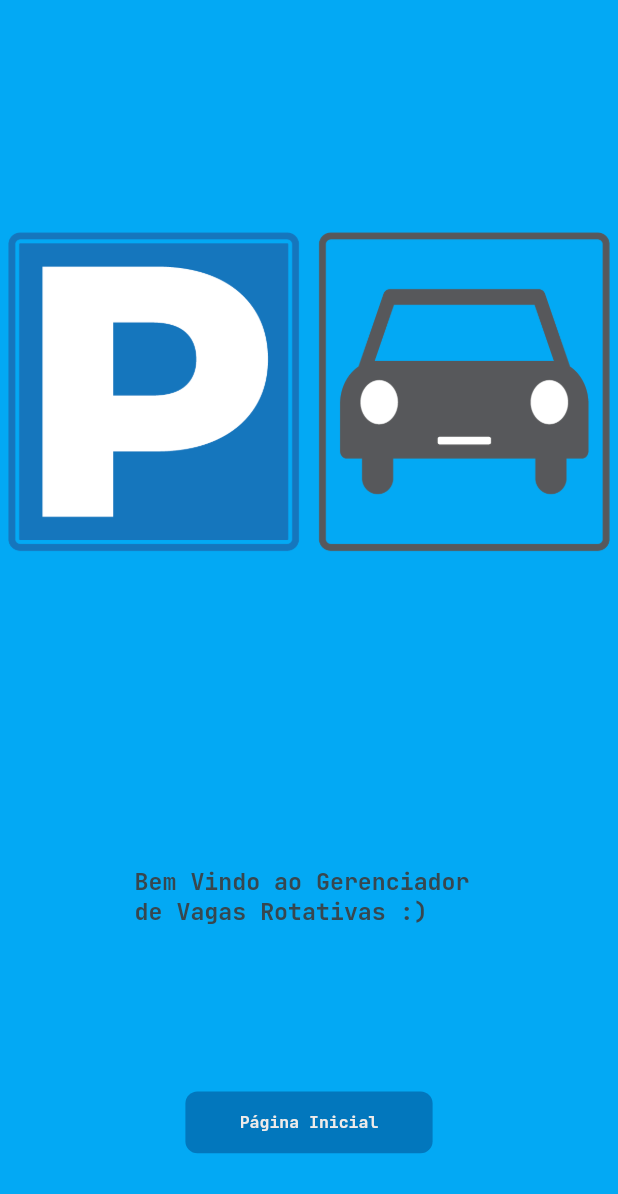
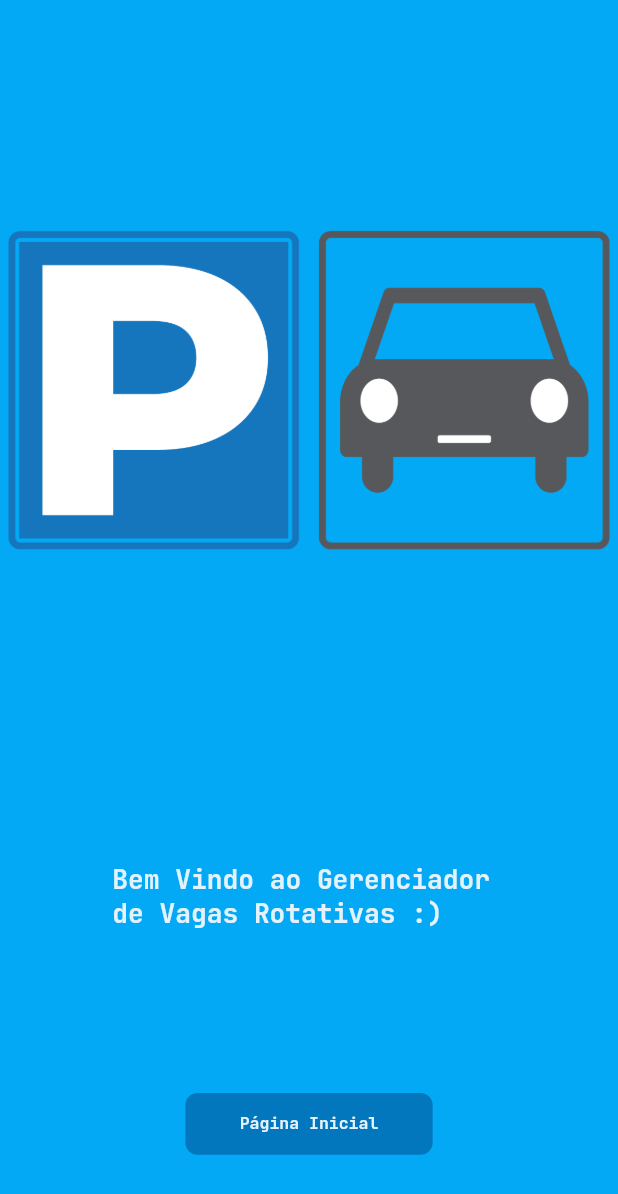
Before and after one commit to Victor-Zarzar/gerenciador_vagas_rotativas, a Flutter app: the screen it shows after launch, on a phone screen of 412 x 824 dp. Shown: the top 1194 px of the screen. Run offline on Flutter 3.47's test engine with Material 3 defaults, Android fonts, the phone set to English and light mode, and no system bars; our stand-ins replace google_fonts.

Commit message:
Refactor apptheme and introscreen

```diff
--- a/lib/components/AppTheme/app_theme.dart
+++ b/lib/components/AppTheme/app_theme.dart
@@ -13,7 +13,7 @@ class FontTextColor {
 
   static Color get primaryColor => const Color(0xFF37474F);
 
-  static Color get secondaryColor => const Color(0xffefebe9);
+  static Color get secondaryColor => const Color(0xFFE3F2FD);
 }
 
 class SplashColor {
--- a/lib/pages/IntroScreen/intro_screen.dart
+++ b/lib/pages/IntroScreen/intro_screen.dart
@@ -29,9 +29,9 @@ class _IntroPageState extends State<IntroPage> {
               "Bem Vindo ao Gerenciador \nde Vagas Rotativas :)",
               style: GoogleFonts.jetBrainsMono(
                 textStyle: TextStyle(
-                  fontSize: 15.5,
+                  fontSize: 17.5,
                   fontWeight: FontWeight.bold,
-                  color: FontTextColor.primaryColor,
+                  color: FontTextColor.secondaryColor,
                 ),
               ),
             ),
```
